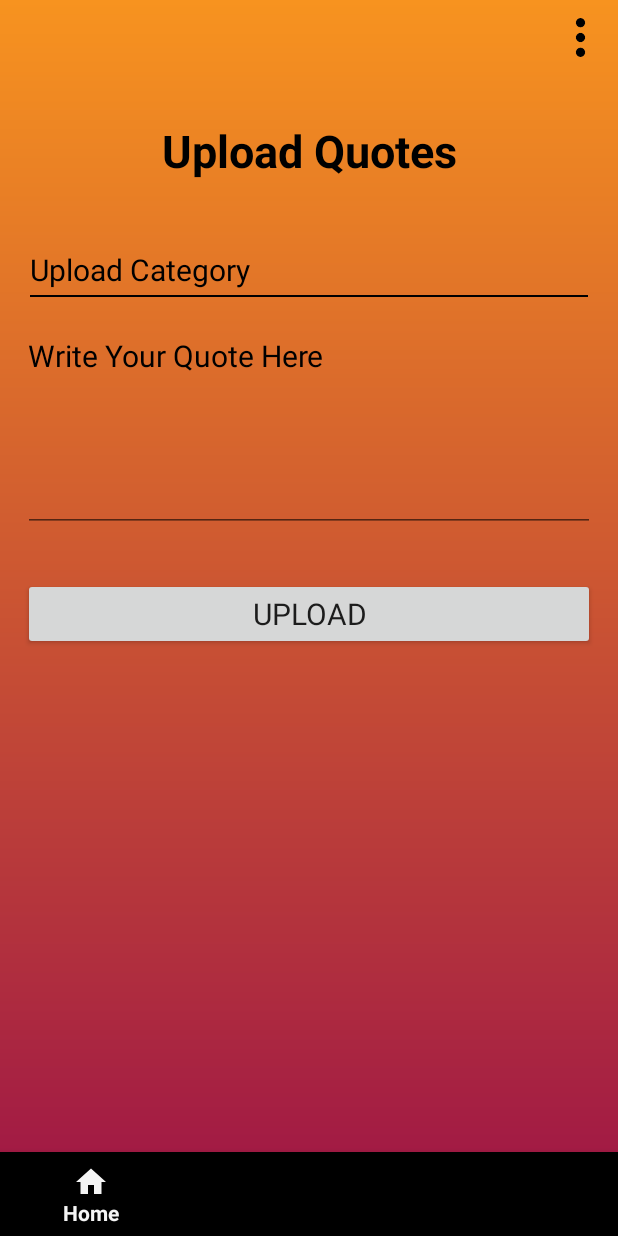
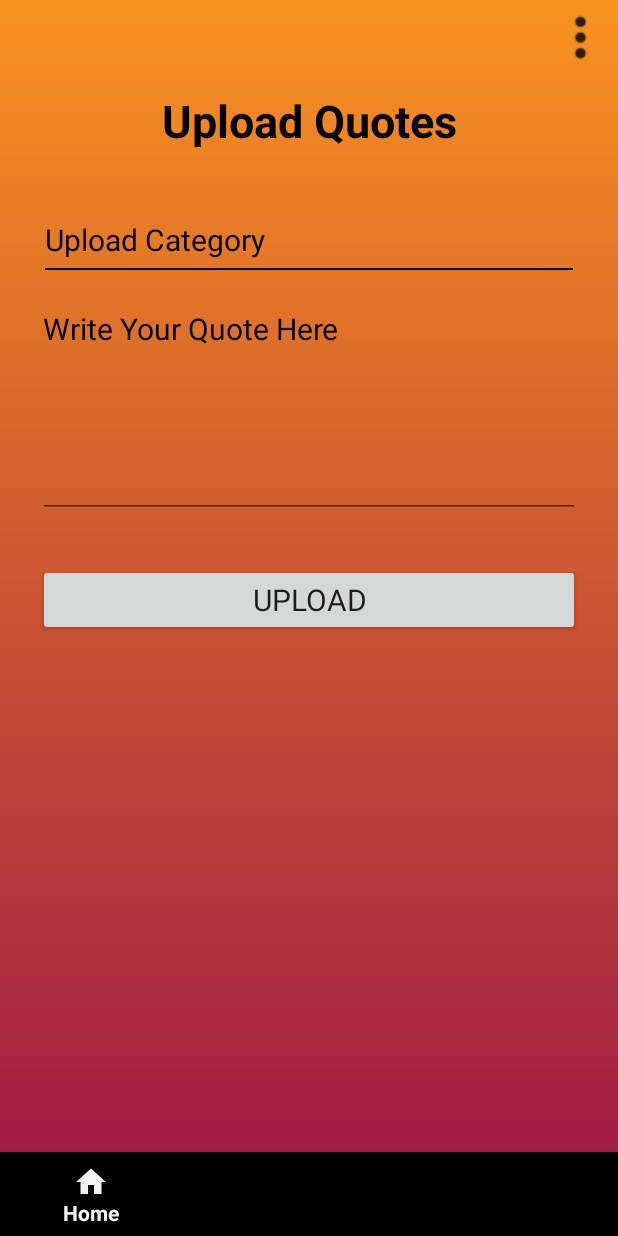
Before and after one commit to payalmavani007/Quotes, an Android app: the fragment UploadCategoryFragment placed in its activity, on a phone screen of 412 x 824 dp. Run offline under Robolectric (Android 15) with nearby library versions, the phone set to English and light mode, and no system bars; our stand-ins replace Volley; libraries missing offline, so code that uses them is left out: com.github.clans.fab, com.kaopiz.kprogresshud; network calls fail; 1 statement that could not run was skipped.

Commit message:
recent changes

```diff
--- a/app/build.gradle
+++ b/app/build.gradle
@@ -45,7 +45,7 @@ dependencies {
     implementation 'com.android.support:recyclerview-v7:27.1.1'
 
     implementation 'com.daprlabs.aaron:cardstack:0.3.1-beta0'
-   // implementation 'com.android.support:cardview-v7:25.3.1'
+    // implementation 'com.android.support:cardview-v7:25.3.1'
     implementation 'com.squareup.picasso:picasso:2.5.2'
     implementation 'com.github.bumptech.glide:glide:3.7.0'
     // retrofit, gson
--- a/app/src/main/java/quotes/pro/sau/quotes/AutListAdapter.java
+++ b/app/src/main/java/quotes/pro/sau/quotes/AutListAdapter.java
@@ -57,6 +57,7 @@ class AutListAdapter extends RecyclerView.Adapter<AutListAdapter.ViewHolder> {
                     Intent intent = new Intent(context, SwipeDeckActivity.class);
                     intent.putExtra("id", id);
                     intent.putExtra("quotes_name", quotes_name);
+                    intent.putExtra("pos",position);
                     context.startActivity(intent);
                 }
             });
--- a/app/src/main/java/quotes/pro/sau/quotes/AuthorFragment.java
+++ b/app/src/main/java/quotes/pro/sau/quotes/AuthorFragment.java
@@ -103,7 +103,7 @@ public class AuthorFragment extends Fragment {
             editor.clear().apply();
             FragmentTransaction fragmentTransaction1 = getFragmentManager().beginTransaction();
             Fragment fragment2 = new UserLoginFragment();
-            fragmentTransaction1.replace(R.id.fragment_container, new UserLoginFragment()).commit();
+            fragmentTransaction1.replace(R.id.fragment_container, new UserLoginFragment()).addToBackStack("tag").commit();
 
             return true;
             // add your action here that you want
--- a/app/src/main/java/quotes/pro/sau/quotes/BottomNavigation.java
+++ b/app/src/main/java/quotes/pro/sau/quotes/BottomNavigation.java
@@ -1,5 +1,6 @@
 package quotes.pro.sau.quotes;
 
+import android.annotation.SuppressLint;
 import android.app.Dialog;
 import android.content.BroadcastReceiver;
 import android.content.Context;
@@ -7,6 +8,7 @@ import android.content.Intent;
 import android.content.IntentFilter;
 import android.content.SharedPreferences;
 import android.graphics.Color;
+import android.os.Build;
 import android.os.Bundle;
 import android.support.annotation.NonNull;
 import android.support.design.widget.BottomNavigationView;
@@ -23,6 +25,8 @@ import android.view.Menu;
 import android.view.MenuInflater;
 import android.view.MenuItem;
 import android.view.View;
+import android.view.Window;
+import android.view.WindowManager;
 import android.widget.Button;
 import android.widget.Toast;
 
@@ -57,7 +61,10 @@ public class BottomNavigation extends AppCompatActivity implements BottomNavigat
         @Override
         public boolean onNavigationItemSelected(@NonNull MenuItem item) {
             Fragment fragment = null;
-
+            if (Build.VERSION.SDK_INT >= Build.VERSION_CODES.KITKAT) {
+                Window w = getWindow();
+                w.setFlags(WindowManager.LayoutParams.FLAG_LAYOUT_NO_LIMITS, WindowManager.LayoutParams.FLAG_LAYOUT_NO_LIMITS);
+            }
             FragmentTransaction fragmentTransaction = getSupportFragmentManager().beginTransaction();
             switch (item.getItemId()) {
                 case R.id.navigation_home:
@@ -249,10 +256,14 @@ public class BottomNavigation extends AppCompatActivity implements BottomNavigat
         showSnack(isConnected);
     }
 
+    @SuppressLint("ResourceAsColor")
     @Override
     public boolean onNavigationItemSelected(@NonNull final MenuItem item) {
         final Fragment[] fragment = {null};
-
+        if (Build.VERSION.SDK_INT >= Build.VERSION_CODES.LOLLIPOP) {
+            Window window = getWindow();
+            window.addFlags(WindowManager.LayoutParams.FLAG_DRAWS_SYSTEM_BAR_BACKGROUNDS);
+            window.setStatusBarColor(R.color.colorAccent);  }
         final FragmentTransaction fragmentTransaction = getSupportFragmentManager().beginTransaction();
         switch (item.getItemId()) {
             case R.id.navigation_home:
@@ -323,7 +334,7 @@ public class BottomNavigation extends AppCompatActivity implements BottomNavigat
                                 } else {
 
                                     Fragment fragment1 = new UserLoginFragment();
-                                    fragmentTransaction.replace(R.id.fragment_container, new UserLoginFragment()).commit();
+                                    fragmentTransaction.replace(R.id.fragment_container, new UserLoginFragment()).addToBackStack("tag").commit();
                                 }
 
                             } catch (JSONException e) {
@@ -343,7 +354,7 @@ public class BottomNavigation extends AppCompatActivity implements BottomNavigat
                     setSupportActionBar(toolbar);
 
                     Fragment fragment4 = new UserLoginFragment();
-                    fragmentTransaction.replace(R.id.fragment_container, new UserLoginFragment()).commit();
+                    fragmentTransaction.replace(R.id.fragment_container, new UserLoginFragment()).addToBackStack("tag").commit();
                     return true;
                 }
         }
--- a/app/src/main/java/quotes/pro/sau/quotes/CategoryFragment.java
+++ b/app/src/main/java/quotes/pro/sau/quotes/CategoryFragment.java
@@ -102,7 +102,7 @@ public class CategoryFragment extends Fragment {
             editor.clear().apply();
             FragmentTransaction fragmentTransaction1 = getFragmentManager().beginTransaction();
             Fragment fragment2 = new UserLoginFragment();
-            fragmentTransaction1.replace(R.id.fragment_container, new UserLoginFragment()).commit();
+            fragmentTransaction1.replace(R.id.fragment_container, new UserLoginFragment()).addToBackStack("tag").commit();
 
             return true;
             // add your action here that you want
--- a/app/src/main/java/quotes/pro/sau/quotes/HomeFragment.java
+++ b/app/src/main/java/quotes/pro/sau/quotes/HomeFragment.java
@@ -226,7 +226,7 @@ public class HomeFragment extends Fragment {
             editor.clear().apply();
             FragmentTransaction fragmentTransaction1 = getFragmentManager().beginTransaction();
             Fragment fragment2 = new UserLoginFragment();
-            fragmentTransaction1.replace(R.id.fragment_container, new UserLoginFragment()).commit();
+            fragmentTransaction1.replace(R.id.fragment_container, new UserLoginFragment()).addToBackStack("tag").commit();
 
             return true;
             // add your action here that you want
--- a/app/src/main/res/layout/fragment_upload_category.xml
+++ b/app/src/main/res/layout/fragment_upload_category.xml
@@ -1,87 +1,27 @@
 <?xml version="1.0" encoding="utf-8"?>
-<RelativeLayout xmlns:android="http://schemas.android.com/apk/res/android"
+<LinearLayout xmlns:android="http://schemas.android.com/apk/res/android"
     xmlns:tools="http://schemas.android.com/tools"
     android:layout_width="match_parent"
+    android:orientation="vertical"
     android:layout_height="match_parent"
-    xmlns:app="http://schemas.android.com/apk/res-auto"
     tools:context=".UploadCategoryFragment">
 
-    <!-- TODO: Update blank fragment layout -->
     <LinearLayout
         android:layout_width="match_parent"
         android:layout_height="wrap_content"
         android:orientation="vertical">
 
-        <ImageView
-            android:layout_width="50dp"
-            android:src="@drawable/dot"
-            android:layout_gravity="right"
-            android:padding="12dp"
-            android:id="@+id/dot_logout"
-            android:layout_height="50dp" />
-
-        <!--<android.support.v7.widget.Toolbar
-            android:id="@+id/toolbarNavigation"
-            android:layout_width="match_parent"
-            android:layout_height="wrap_content"
-            />-->
-
-    <TextView
-        android:layout_width="match_parent"
-        android:layout_height="wrap_content"
-        android:text="Upload Quotes"
-        android:textColor="#000000"
-        android:layout_marginTop="30dp"
-        android:layout_marginLeft="20dp"
-        android:layout_marginRight="20dp"
-        android:layout_marginBottom="30dp"
-        android:layout_gravity="center_horizontal"
-        android:gravity="center_horizontal"
-        android:textStyle="bold"
-        android:textSize="30dp"
-        />
-        <TextView
-            android:layout_width="match_parent"
-            android:layout_height="wrap_content"
-            android:layout_marginLeft="20dp"
-            android:layout_marginRight="20dp"
-            android:layout_marginTop="15dp"
-            android:text="Upload Category"
-            android:layout_marginBottom="3dp"
-            android:textSize="20sp"
-            android:textColor="@color/colorBlack"
-            android:id="@+id/upload_category"
-            />
-        <View
-            android:layout_width="match_parent"
-            android:layout_height="1dp"
-            android:layout_marginRight="20dp"
-            android:layout_marginLeft="20dp"
-            android:background="@color/colorBlack"/>
-        <EditText
-            android:layout_width="match_parent"
-            android:layout_height="wrap_content"
-            android:layout_margin="15dp"
-            android:inputType="textMultiLine"
-            android:width="300dp"
-            android:minLines="5"
-            android:hint="Write Your Quote Here"
-            android:gravity="top|left"
-            android:paddingLeft="3dp"
-            android:singleLine="false"
-            android:scrollHorizontally="false"
-            android:textSize="20sp"
-            android:textColorHint="@color/colorBlack"
-            android:id="@+id/write_quotes"
-            />
-
-        <Button
-            android:layout_width="match_parent"
-            android:layout_height="wrap_content"
-            android:layout_margin="15dp"
-            android:text="Upload"
-            android:id="@+id/upload"
-            android:textSize="20sp"/>
+    <ImageView
+        android:id="@+id/dot_logout"
+        android:layout_width="50dp"
+        android:layout_height="50dp"
+        android:layout_gravity="right"
+        android:src="@drawable/ic_action_overflow" />
 
     </LinearLayout>
-</RelativeLayout>
+
+    <include
+        android:layout_width="fill_parent"
+        android:layout_height="wrap_content"
+        layout="@layout/upload" />
+</LinearLayout>
--- /dev/null
+++ b/app/src/main/res/layout/upload.xml
@@ -0,0 +1,72 @@
+<?xml version="1.0" encoding="utf-8"?>
+
+<ScrollView android:layout_width="match_parent"
+    android:layout_height="match_parent"
+    xmlns:android="http://schemas.android.com/apk/res/android">
+
+        <LinearLayout
+            android:layout_margin="10dp"
+            android:layout_width="match_parent"
+            android:layout_height="wrap_content"
+            android:orientation="vertical">
+
+            <TextView
+                android:layout_width="match_parent"
+                android:layout_height="wrap_content"
+                android:layout_gravity="center_horizontal"
+                android:layout_marginBottom="30dp"
+                android:layout_marginLeft="20dp"
+                android:layout_marginRight="20dp"
+                android:gravity="center_horizontal"
+                android:text="Upload Quotes"
+                android:textColor="#000000"
+                android:textSize="30dp"
+                android:textStyle="bold" />
+
+            <TextView
+                android:id="@+id/upload_category"
+                android:layout_width="match_parent"
+                android:layout_height="wrap_content"
+                android:layout_marginBottom="3dp"
+                android:layout_marginLeft="20dp"
+                android:layout_marginRight="20dp"
+                android:layout_marginTop="15dp"
+                android:text="Upload Category"
+                android:textColor="@color/colorBlack"
+                android:textSize="20sp" />
+
+            <View
+                android:layout_width="match_parent"
+                android:layout_height="1dp"
+                android:layout_marginLeft="20dp"
+                android:layout_marginTop="2dp"
+                android:layout_marginRight="20dp"
+                android:background="@color/colorBlack" />
+
+            <EditText
+                android:id="@+id/write_quotes"
+                android:layout_width="match_parent"
+                android:layout_height="150dp"
+                android:layout_margin="15dp"
+                android:gravity="top|left"
+                android:hint="Write Your Quote Here"
+                android:inputType="textMultiLine"
+                android:minLines="3"
+                android:paddingLeft="3dp"
+                android:scrollHorizontally="false"
+                android:maxLines="4"
+                android:singleLine="false"
+                android:textColorHint="@color/colorBlack"
+                android:textSize="20sp" />
+
+            <Button
+                android:id="@+id/upload"
+                android:layout_width="match_parent"
+                android:layout_height="wrap_content"
+                android:layout_margin="15dp"
+                android:text="Upload"
+                android:textSize="20sp" />
+
+        </LinearLayout>
+
+    </ScrollView>
```
Also changed, not shown: app/src/main/AndroidManifest.xml (+12 -14 lines), app/src/main/java/quotes/pro/sau/quotes/AuthorAdapter.java (+14 -11 lines), app/src/main/java/quotes/pro/sau/quotes/SwipeDeckActivity.java (+43 -39 lines), app/src/main/java/quotes/pro/sau/quotes/UploadCategoryFragment.java (+11 -26 lines), app/src/main/java/quotes/pro/sau/quotes/UserLoginFragment.java (+6 -5 lines), app/src/main/java/quotes/pro/sau/quotes/model/SelectCategoryDataModel.java (+11 -9 lines), app/src/main/res/drawable-hdpi/ic_action_overflow.png (added), app/src/main/res/drawable-mdpi/ic_action_overflow.png (added), app/src/main/res/drawable-xhdpi/ic_action_overflow.png (added), app/src/main/res/drawable-xxhdpi/ic_action_overflow.png (added).
